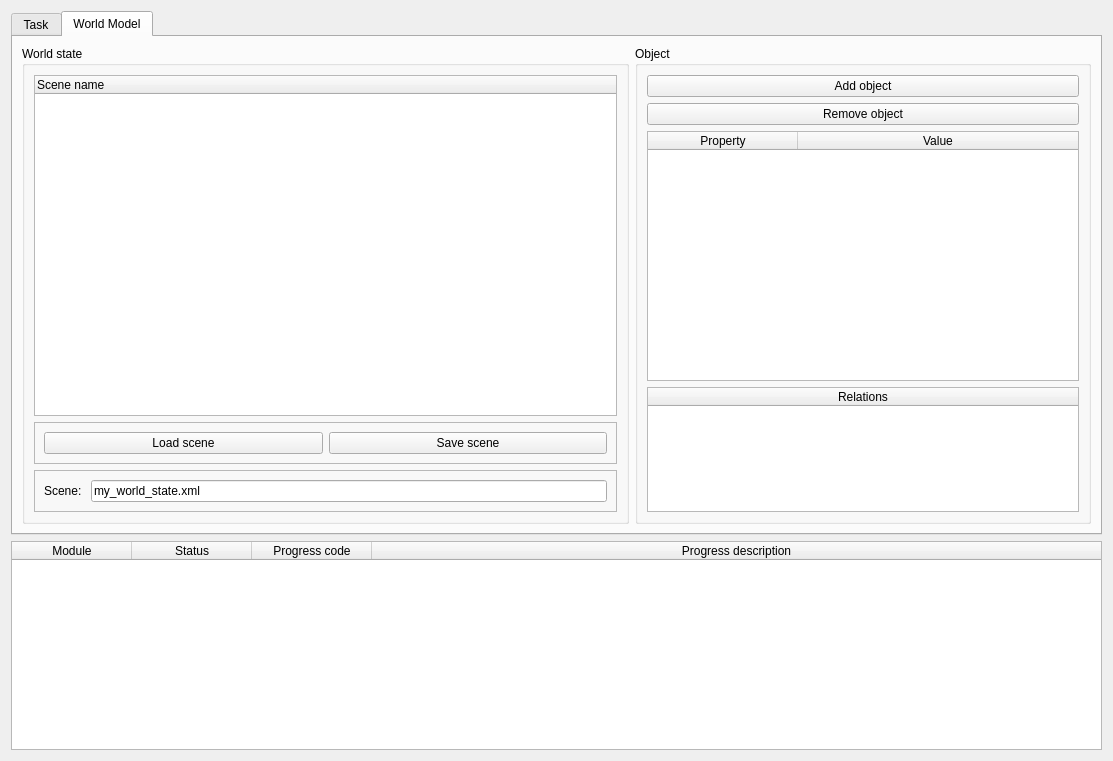
RobotLabLTH/skiros2, file skiros2_gui/src/skiros2_gui/core/skiros_gui.ui: the form before one commit.
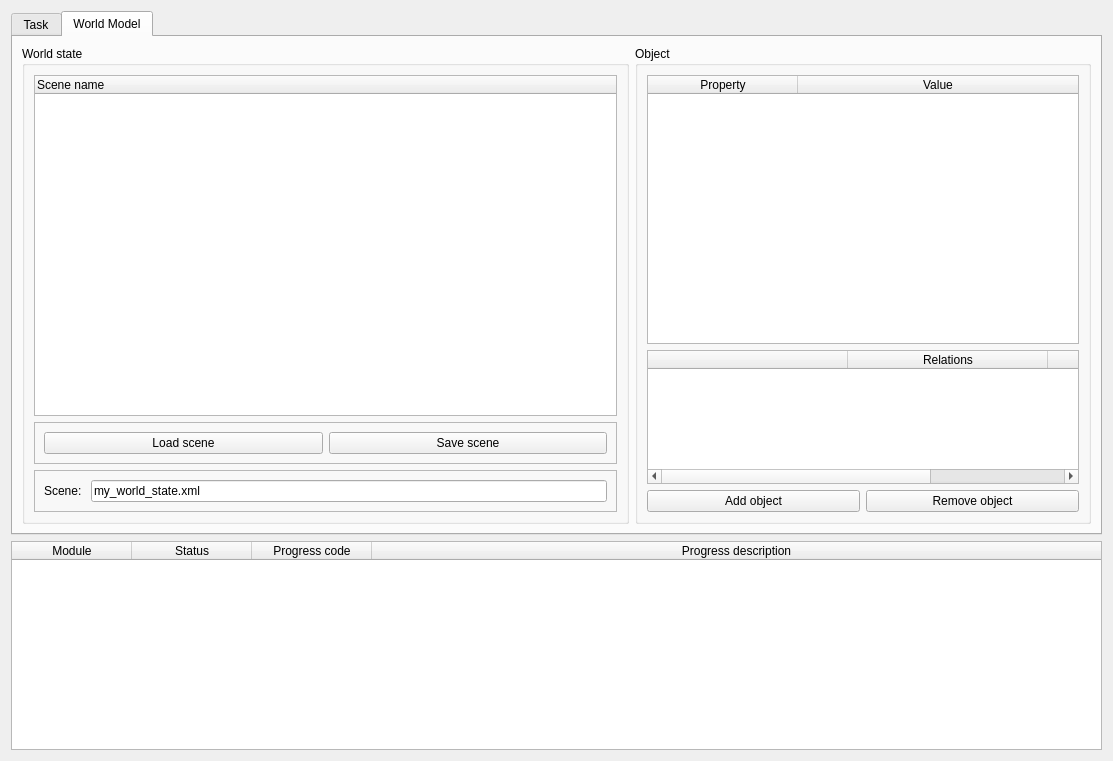
The form after the commit.

Commit message: Started GUI for WM: Add objects

Patch:
```diff
--- a/skiros2_gui/src/skiros2_gui/core/skiros_gui.ui
+++ b/skiros2_gui/src/skiros2_gui/core/skiros_gui.ui
@@ -477,20 +477,6 @@
           <string>Object</string>
          </property>
          <layout class="QVBoxLayout" name="verticalLayout_7">
-          <item>
-           <widget class="QPushButton" name="add_object_button">
-            <property name="text">
-             <string>Add object</string>
-            </property>
-           </widget>
-          </item>
-          <item>
-           <widget class="QPushButton" name="remove_object_button">
-            <property name="text">
-             <string>Remove object</string>
-            </property>
-           </widget>
-          </item>
           <item>
            <widget class="QTableWidget" name="wm_properties_widget">
             <property name="sizePolicy">
@@ -502,6 +488,9 @@
             <property name="editTriggers">
              <set>QAbstractItemView::DoubleClicked|QAbstractItemView::EditKeyPressed|QAbstractItemView::SelectedClicked</set>
             </property>
+            <property name="alternatingRowColors">
+             <bool>true</bool>
+            </property>
             <property name="selectionMode">
              <enum>QAbstractItemView::SingleSelection</enum>
             </property>
@@ -517,6 +506,12 @@
             <attribute name="horizontalHeaderStretchLastSection">
              <bool>true</bool>
             </attribute>
+            <attribute name="verticalHeaderVisible">
+             <bool>false</bool>
+            </attribute>
+            <attribute name="verticalHeaderDefaultSectionSize">
+             <number>15</number>
+            </attribute>
             <column>
              <property name="text">
               <string>Property</string>
@@ -537,16 +532,59 @@
               <verstretch>1</verstretch>
              </sizepolicy>
             </property>
+            <attribute name="horizontalHeaderDefaultSectionSize">
+             <number>200</number>
+            </attribute>
             <attribute name="horizontalHeaderStretchLastSection">
              <bool>true</bool>
             </attribute>
+            <attribute name="verticalHeaderVisible">
+             <bool>false</bool>
+            </attribute>
+            <attribute name="verticalHeaderDefaultSectionSize">
+             <number>15</number>
+            </attribute>
+            <column>
+             <property name="text">
+              <string/>
+             </property>
+            </column>
             <column>
              <property name="text">
               <string>Relations</string>
              </property>
+             <property name="textAlignment">
+              <set>AlignHCenter|AlignVCenter|AlignCenter</set>
+             </property>
+            </column>
+            <column>
+             <property name="text">
+              <string/>
+             </property>
             </column>
            </widget>
           </item>
+          <item>
+           <layout class="QHBoxLayout" name="horizontalLayout">
+            <property name="topMargin">
+             <number>0</number>
+            </property>
+            <item>
+             <widget class="QPushButton" name="add_object_button">
+              <property name="text">
+               <string>Add object</string>
+              </property>
+             </widget>
+            </item>
+            <item>
+             <widget class="QPushButton" name="remove_object_button">
+              <property name="text">
+               <string>Remove object</string>
+              </property>
+             </widget>
+            </item>
+           </layout>
+          </item>
          </layout>
         </widget>
        </item>
```
Left out of the diff: 9 changed lines with no effect on the pictures. The commit also changes 2 other files.
